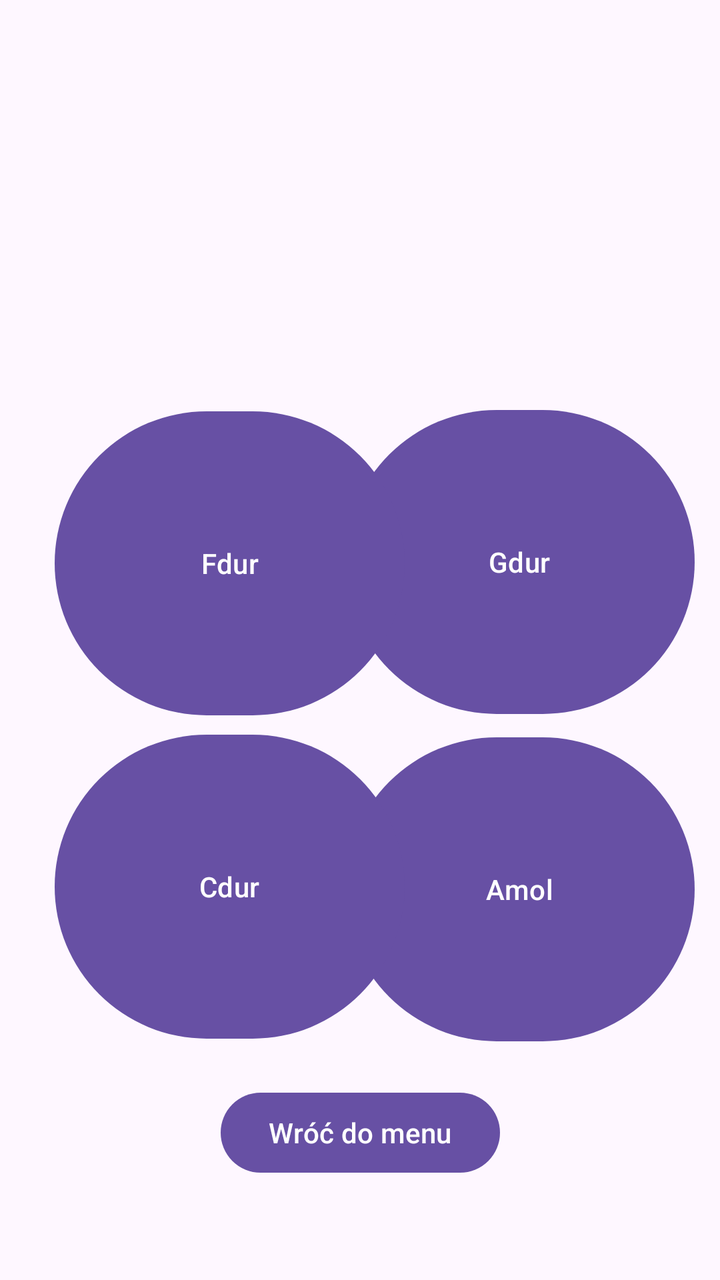
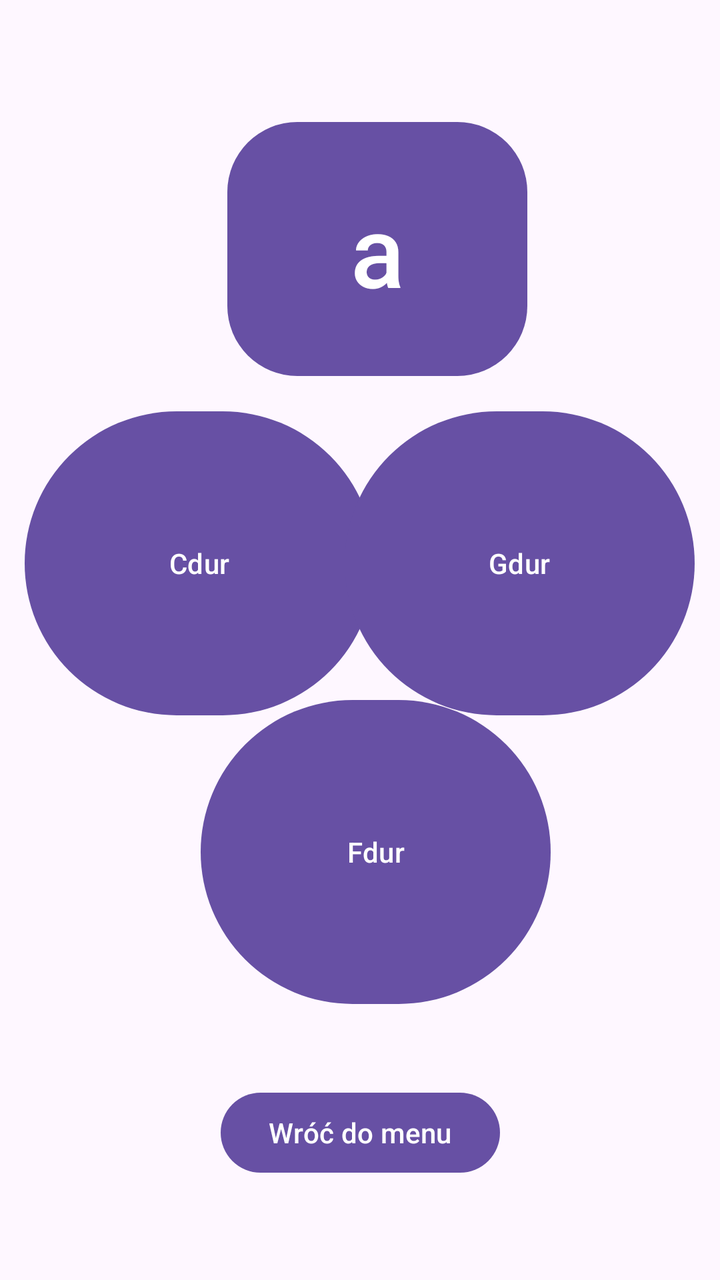

Two renders of the same Android screen: before a commit and after it. Below are the layout's source before the change and the commit's diff.
<!-- AndroidManifest.xml: application theme Theme.MyApplication -->
<!-- res/layout/activity_play.xml -->
<?xml version="1.0" encoding="utf-8"?>
<androidx.constraintlayout.widget.ConstraintLayout xmlns:android="http://schemas.android.com/apk/res/android"
    xmlns:app="http://schemas.android.com/apk/res-auto"
    xmlns:tools="http://schemas.android.com/tools"
    android:layout_width="match_parent"
    android:layout_height="match_parent">

    <Button
        android:id="@+id/AmolBtn"
        android:layout_width="175dp"
        android:layout_height="160dp"
        android:text="Amol"
        app:layout_constraintBottom_toBottomOf="parent"
        app:layout_constraintEnd_toEndOf="parent"
        app:layout_constraintHorizontal_bias="0.932"
        app:layout_constraintStart_toStartOf="parent"
        app:layout_constraintTop_toTopOf="parent"
        app:layout_constraintVertical_bias="0.76" />

    <Button
        android:id="@+id/CdurBtn"
        android:layout_width="175dp"
        android:layout_height="160dp"
        android:text="Cdur"
        app:layout_constraintBottom_toBottomOf="parent"
        app:layout_constraintEnd_toEndOf="parent"
        app:layout_constraintHorizontal_bias="0.148"
        app:layout_constraintStart_toStartOf="parent"
        app:layout_constraintTop_toTopOf="parent"
        app:layout_constraintVertical_bias="0.757" />

    <Button
        android:id="@+id/GdurBtn"
        android:layout_width="175dp"
        android:layout_height="160dp"
        android:text="Gdur"
        app:layout_constraintBottom_toBottomOf="parent"
        app:layout_constraintEnd_toEndOf="parent"
        app:layout_constraintHorizontal_bias="0.932"
        app:layout_constraintStart_toStartOf="parent"
        app:layout_constraintTop_toTopOf="parent"
        app:layout_constraintVertical_bias="0.419" />

    <Button
        android:id="@+id/FdurBtn"
        android:layout_width="175dp"
        android:layout_height="160dp"
        android:text="Fdur"
        app:layout_constraintBottom_toBottomOf="parent"
        app:layout_constraintEnd_toEndOf="parent"
        app:layout_constraintHorizontal_bias="0.148"
        app:layout_constraintStart_toStartOf="parent"
        app:layout_constraintTop_toTopOf="parent"
        app:layout_constraintVertical_bias="0.42" />

    <Button
        android:id="@+id/backBtn"
        android:layout_width="wrap_content"
        android:layout_height="wrap_content"
        android:layout_marginTop="336dp"
        android:text="Wróć do menu"
        app:layout_constraintBottom_toBottomOf="parent"
        app:layout_constraintEnd_toEndOf="parent"
        app:layout_constraintStart_toStartOf="parent"
        app:layout_constraintTop_toTopOf="parent"
        app:layout_constraintVertical_bias="0.806" />


</androidx.constraintlayout.widget.ConstraintLayout>
<!-- resources referenced by this layout -->
<resources>
  <style name="Theme.MyApplication" parent="Base.Theme.MyApplication" />
  <style name="Base.Theme.MyApplication" parent="Theme.Material3.DayNight.NoActionBar">
          
          
      </style>
</resources>

<!-- the commit's change to res/layout/activity_play.xml (unified diff, before → after) -->
@@ -7,15 +7,17 @@
 
     <Button
         android:id="@+id/AmolBtn"
-        android:layout_width="175dp"
-        android:layout_height="160dp"
-        android:text="Amol"
+        android:layout_width="150dp"
+        android:layout_height="135dp"
+        android:text="a"
+        android:textSize="50sp"
+        app:cornerRadius="35dp"
         app:layout_constraintBottom_toBottomOf="parent"
         app:layout_constraintEnd_toEndOf="parent"
-        app:layout_constraintHorizontal_bias="0.932"
+        app:layout_constraintHorizontal_bias="0.542"
         app:layout_constraintStart_toStartOf="parent"
         app:layout_constraintTop_toTopOf="parent"
-        app:layout_constraintVertical_bias="0.76" />
+        app:layout_constraintVertical_bias="0.113" />
 
     <Button
         android:id="@+id/CdurBtn"
@@ -24,10 +26,10 @@
         android:text="Cdur"
         app:layout_constraintBottom_toBottomOf="parent"
         app:layout_constraintEnd_toEndOf="parent"
-        app:layout_constraintHorizontal_bias="0.148"
+        app:layout_constraintHorizontal_bias="0.067"
         app:layout_constraintStart_toStartOf="parent"
         app:layout_constraintTop_toTopOf="parent"
-        app:layout_constraintVertical_bias="0.757" />
+        app:layout_constraintVertical_bias="0.42" />
 
     <Button
         android:id="@+id/GdurBtn"
@@ -39,7 +41,7 @@
         app:layout_constraintHorizontal_bias="0.932"
         app:layout_constraintStart_toStartOf="parent"
         app:layout_constraintTop_toTopOf="parent"
-        app:layout_constraintVertical_bias="0.419" />
+        app:layout_constraintVertical_bias="0.42" />
 
     <Button
         android:id="@+id/FdurBtn"
@@ -48,10 +50,10 @@
         android:text="Fdur"
         app:layout_constraintBottom_toBottomOf="parent"
         app:layout_constraintEnd_toEndOf="parent"
-        app:layout_constraintHorizontal_bias="0.148"
+        app:layout_constraintHorizontal_bias="0.542"
         app:layout_constraintStart_toStartOf="parent"
         app:layout_constraintTop_toTopOf="parent"
-        app:layout_constraintVertical_bias="0.42" />
+        app:layout_constraintVertical_bias="0.721" />
 
     <Button
         android:id="@+id/backBtn"
